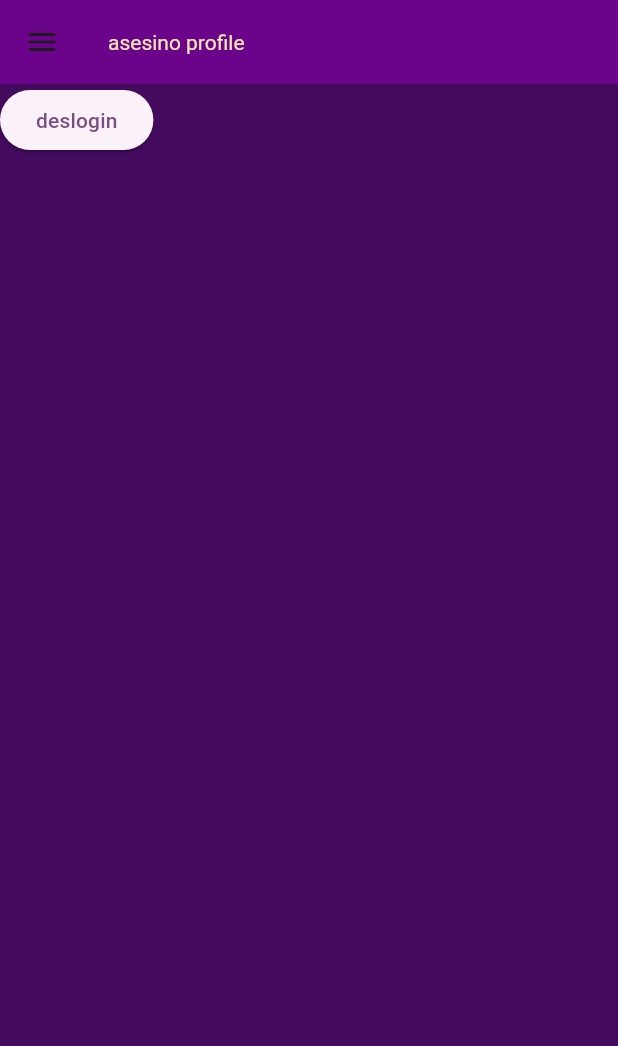
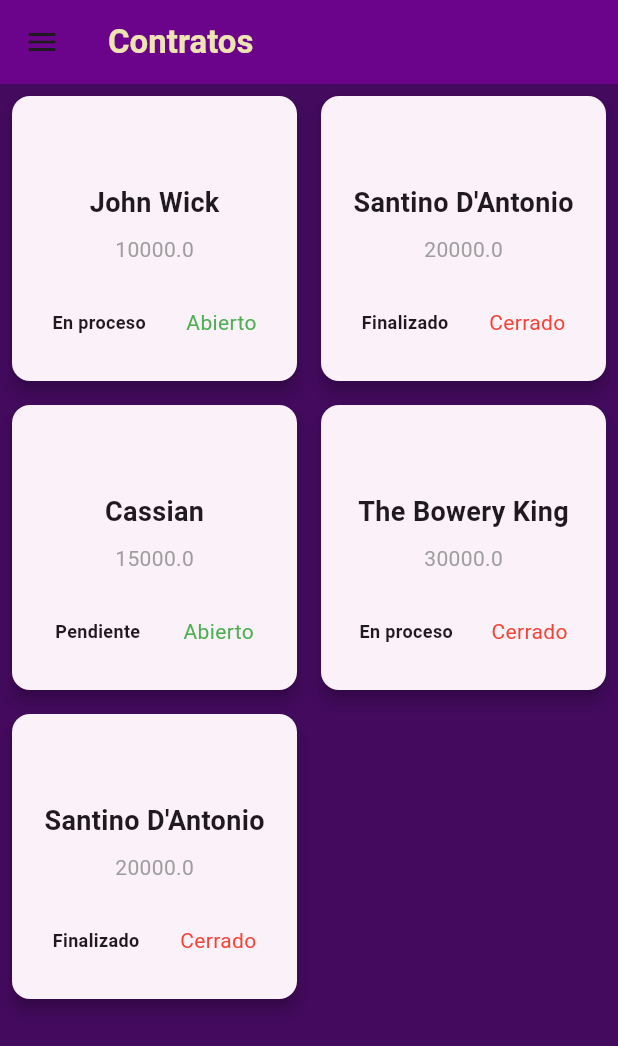
Before and after one commit to nattohd/certamen_uno_dam, a Flutter app: the screen it shows after launch, on a phone screen of 412 x 824 dp. Shown: the top 1046 px of the screen. Run offline on Flutter 3.47's test engine with Material 3 defaults, Android fonts, the light colour scheme and no system bars; our stand-ins replace go_router.

Commit message:
feat(lib):routing, profile y contratos screen

```diff
--- a/lib/config/router/app_router.dart
+++ b/lib/config/router/app_router.dart
@@ -1,3 +1,5 @@
+import 'package:certamen_uno_dam/src/asesinos/ui/asesino_profile.dart';
+import 'package:certamen_uno_dam/src/contratos/ui/contratos_screen.dart';
 import 'package:certamen_uno_dam/src/user/base_page.dart';
 import 'package:go_router/go_router.dart';
 
@@ -6,4 +8,12 @@ final appRouter = GoRouter(routes: [
     path: '/',
     builder: (context, state) => const BasePage(),
   ),
+  GoRoute(
+    path: '/profile',
+    builder: (context, state) => AsesinoProfile(),
+  ),
+  GoRoute(
+    path: '/contratos',
+    builder: (context, state) => ContratosScreen(),
+  ),
 ]);
--- a/lib/config/theme/app_theme.dart
+++ b/lib/config/theme/app_theme.dart
@@ -12,8 +12,14 @@ class AppTheme {
         useMaterial3: true,
         colorSchemeSeed: kseedColor,
         appBarTheme: AppBarTheme(
+            shadowColor: Color(0xff2D3E50),
             backgroundColor: kappBarColor,
-            titleTextStyle: TextStyle(color: kfontColor)),
+            titleTextStyle: TextStyle(
+                color: kfontColor, fontWeight: FontWeight.bold, fontSize: 22)),
+        listTileTheme: ListTileThemeData(
+            visualDensity: VisualDensity(vertical: -4),
+            contentPadding: EdgeInsets.all(1),
+            titleTextStyle: TextStyle(fontSize: 12, color: Colors.black)),
         scaffoldBackgroundColor: kbackgroundColor);
   }
 }
--- /dev/null
+++ b/lib/src/contratos/ui/contratos_screen.dart
@@ -0,0 +1,74 @@
+import 'package:certamen_uno_dam/src/asesinos/ui/widgets/side_menu.dart';
+import 'package:certamen_uno_dam/src/contratos/models/contratos_model.dart';
+import 'package:certamen_uno_dam/src/utils/list_contratos.dart';
+import 'package:flutter/material.dart';
+
+class ContratosScreen extends StatefulWidget {
+  const ContratosScreen({super.key});
+
+  @override
+  State<ContratosScreen> createState() => _ContratosScreenState();
+}
+
+class _ContratosScreenState extends State<ContratosScreen> {
+  @override
+  Widget build(BuildContext context) {
+    List<ContratoModel> contratos = poblarListaContratos();
+    return Scaffold(
+        appBar: AppBar(
+          title: Text('Contratos  '),
+        ),
+        drawer: SideMenu(),
+        body: GridView.count(
+          crossAxisCount: 2,
+          children: List.generate(contratos.length, (index) {
+            ContratoModel contrato = contratos[index];
+            return InkWell(
+              onTap: () {},
+              child: Card(
+                elevation: 4, // Elevación de la tarjeta
+                margin: EdgeInsets.all(8), // Margen alrededor de la tarjeta
+                child: Column(
+                  mainAxisAlignment: MainAxisAlignment.center,
+                  children: <Widget>[
+                    Spacer(
+                      flex: 2,
+                    ),
+                    Text(
+                      contrato.personaObjetivo,
+                      style:
+                          TextStyle(fontSize: 18, fontWeight: FontWeight.bold),
+                    ),
+                    SizedBox(
+                        height: 8), // Espacio entre el texto y el subtítulo
+                    Text(
+                      contrato.monto.toString(),
+                      style: TextStyle(fontSize: 14, color: Colors.grey),
+                    ),
+                    Spacer(),
+                    Row(
+                      children: [
+                        Spacer(),
+                        Text(
+                          contrato.estado,
+                          style: TextStyle(
+                              fontSize: 12, fontWeight: FontWeight.bold),
+                        ),
+                        Spacer(),
+                        Text(contrato.tipo,
+                            style: TextStyle(
+                                color: contrato.tipo == "Cerrado"
+                                    ? Colors.red
+                                    : Colors.green)),
+                        Spacer()
+                      ],
+                    ),
+                    Spacer(),
+                  ],
+                ),
+              ),
+            );
+          }),
+        ));
+  }
+}
--- a/lib/src/user/base_page.dart
+++ b/lib/src/user/base_page.dart
@@ -1,5 +1,6 @@
 import 'package:certamen_uno_dam/provider/user_provider.dart';
 import 'package:certamen_uno_dam/src/asesinos/ui/asesino_profile.dart';
+import 'package:certamen_uno_dam/src/contratos/ui/contratos_screen.dart';
 import 'package:certamen_uno_dam/src/user/login_screen.dart';
 import 'package:flutter/material.dart';
 import 'package:provider/provider.dart';
@@ -12,6 +13,6 @@ class BasePage extends StatelessWidget {
     // bool isLogged = context.watch<UserProvider>().isLogged;
     // return isLogged == false ? LoginScreen() : AsesinoProfile();
 
-    return AsesinoProfile();
+    return ContratosScreen();
   }
 }
--- a/lib/src/utils/list_contratos.dart
+++ b/lib/src/utils/list_contratos.dart
@@ -26,5 +26,11 @@ List<ContratoModel> poblarListaContratos() {
       tipo: "Cerrado",
       personaObjetivo: "The Bowery King",
     ),
+    ContratoModel(
+      estado: "Finalizado",
+      monto: 20000,
+      tipo: "Cerrado",
+      personaObjetivo: "Santino D'Antonio",
+    ),
   ];
 }
--- /dev/null
+++ b/lib/src/utils/strings.dart
@@ -0,0 +1,5 @@
+extension StringExtension on String {
+  String capitalize() {
+    return "${this[0].toUpperCase()}${this.substring(1).toLowerCase()}";
+  }
+}
```
Also changed, not shown: lib/src/asesinos/ui/asesino_profile.dart (+172 -8 lines), lib/src/asesinos/ui/widgets/side_menu.dart (+8 -2 lines), lib/src/utils/list_asesinos.dart (+12 -15 lines).
